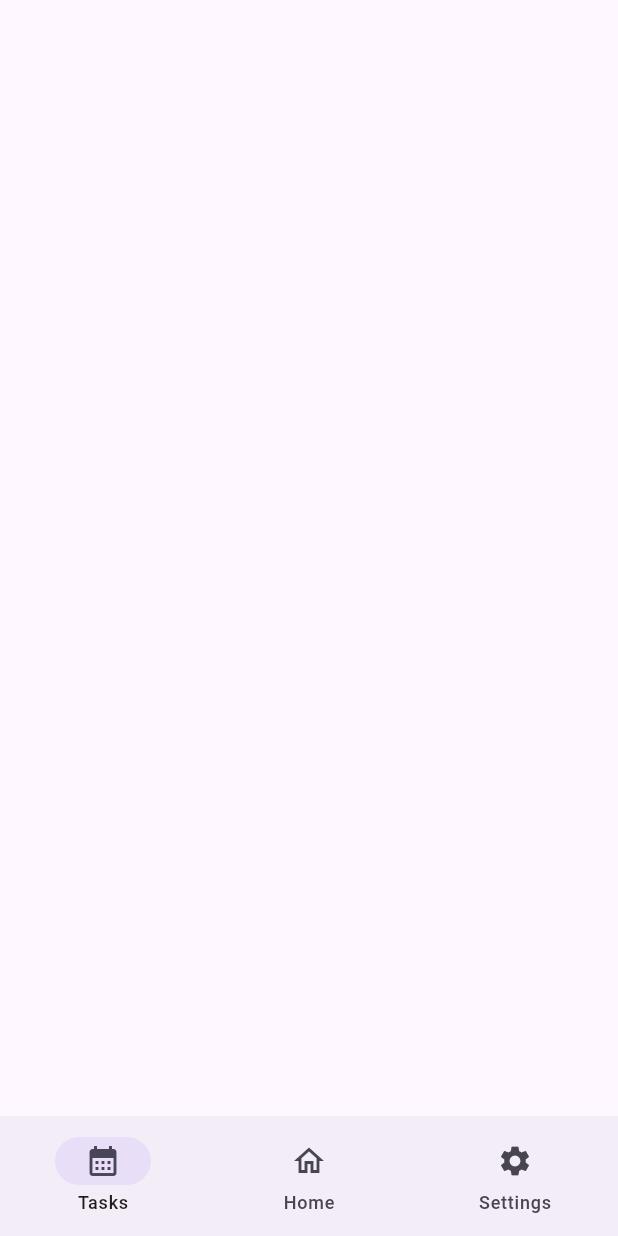
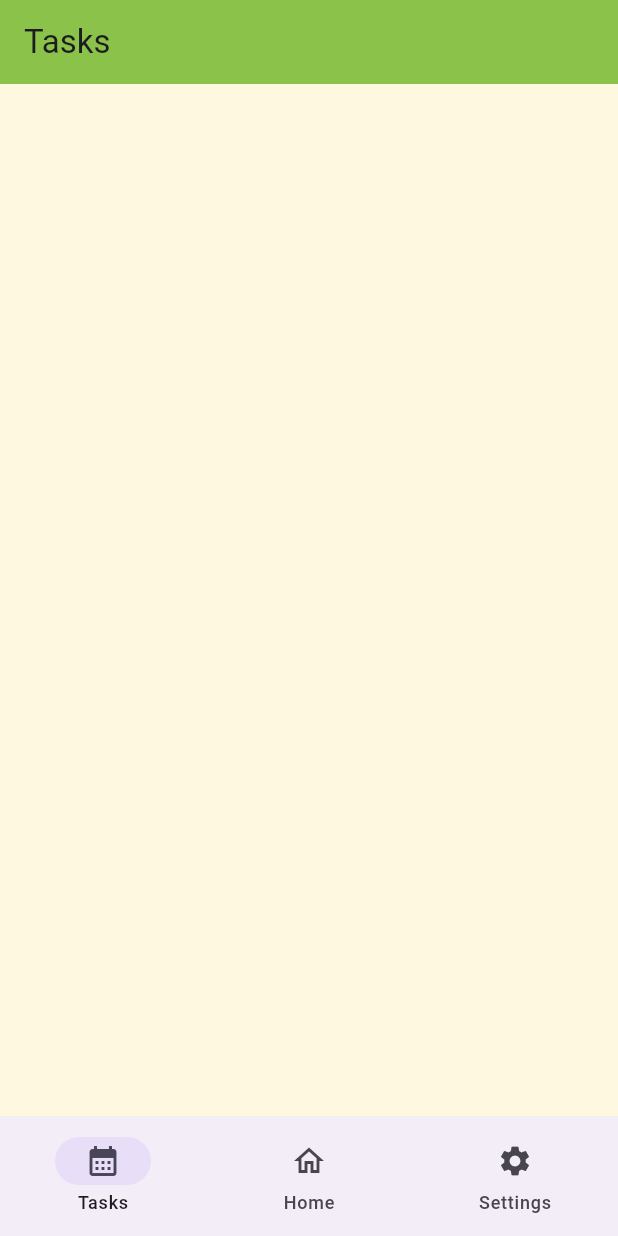
Before and after one commit to aboler/plant-partner, a Flutter app: the screen it shows after launch, on a phone screen of 412 x 824 dp. Run offline on Flutter 3.47's test engine with Material 3 defaults, Android fonts, the phone set to English and light mode, and no system bars.

Commit message:
main bottom nav pages done, tasks, home, settings

```diff
--- a/frontEndSrc/frontend/lib/nav.dart
+++ b/frontEndSrc/frontend/lib/nav.dart
@@ -1,4 +1,8 @@
 import 'package:flutter/material.dart';
+import 'package:frontend/dashboard_nav.dart';
+import 'package:frontend/navPages/dashView.dart';
+import 'package:frontend/navPages/settingsView.dart';
+import 'package:frontend/navPages/taskView.dart';
 
 class Nav extends StatefulWidget {
   const Nav({super.key});
@@ -72,6 +76,19 @@ class _NavState extends State<Nav> {
           ),
         ],
       ),
+
+      //body
+      body: SafeArea(
+        child: IndexedStack(
+          index: _selectedIndex,
+          children: const <Widget>[
+            TaskView(),
+            DashView(),
+            SettingsView()
+          ],
+
+        ),
+      ),
     );
   }
 }
--- /dev/null
+++ b/frontEndSrc/frontend/lib/navPages/taskView.dart
@@ -0,0 +1,16 @@
+import 'package:flutter/material.dart';
+
+class TaskView extends StatelessWidget {
+  const TaskView({super.key});
+
+  @override
+  Widget build(BuildContext context) {
+    return Scaffold(
+      appBar: AppBar(
+        backgroundColor: Colors.lightGreen,
+        title: const Text("Tasks"),
+      ),
+      backgroundColor: Colors.amber.shade50,
+    );
+  }
+}
```
Also changed, not shown: frontEndSrc/frontend/lib/dashboard.dart (deleted, +0 -22 lines), frontEndSrc/frontend/lib/dashboard_nav.dart (added, +35 -0 lines), frontEndSrc/frontend/lib/navPages/dashView.dart (added, +15 -0 lines), frontEndSrc/frontend/lib/navPages/settingsView.dart (added, +15 -0 lines), 1 other file.
